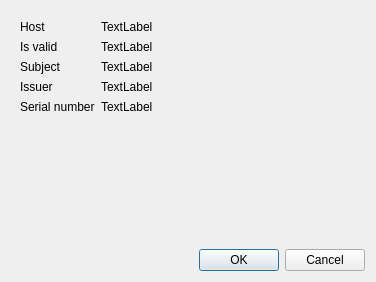
Before: the Qt Designer form src/libkommitwidgets/dialogs/certificateinfodialog.ui in KDE/kommit, drawn with Qt 5.
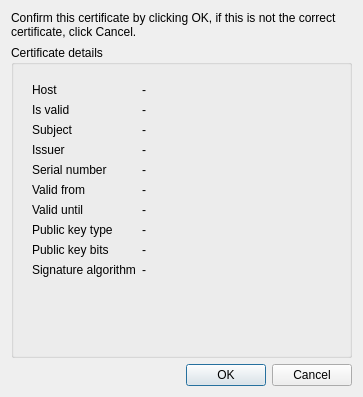
After: the same form once the commit is applied. Icons and pictures are not drawn.

The edit to the form file:
```diff
--- a/src/libkommitwidgets/dialogs/certificateinfodialog.ui
+++ b/src/libkommitwidgets/dialogs/certificateinfodialog.ui
@@ -6,12 +6,31 @@
    <rect>
     <x>0</x>
     <y>0</y>
-    <width>376</width>
-    <height>282</height>
+    <width>363</width>
+    <height>397</height>
    </rect>
   </property>
   <property name="windowTitle">
-   <string>Dialog</string>
+   <string>Confirm certificate</string>
+  </property>
+  <property name="windowIcon">
+   <iconset theme="kommit"/>
+  </property>
+  <layout class="QVBoxLayout" name="verticalLayout_2">
+   <item>
+    <widget class="QLabel" name="label_21">
+     <property name="text">
+      <string>Confirm this certificate by clicking OK, if this is not the correct certificate, click Cancel.</string>
+     </property>
+     <property name="wordWrap">
+      <bool>true</bool>
+     </property>
+    </widget>
+   </item>
+   <item>
+    <widget class="QGroupBox" name="groupBox">
+     <property name="title">
+      <string>Certificate details</string>
   </property>
   <layout class="QVBoxLayout" name="verticalLayout">
    <item>
@@ -28,7 +47,13 @@
        <item row="0" column="1">
         <widget class="QLabel" name="labelHost">
          <property name="text">
-          <string>TextLabel</string>
+             <string>-</string>
+            </property>
+            <property name="wordWrap">
+             <bool>true</bool>
+            </property>
+            <property name="textInteractionFlags">
+             <set>Qt::TextInteractionFlag::LinksAccessibleByMouse|Qt::TextInteractionFlag::TextSelectableByMouse</set>
          </property>
         </widget>
        </item>
@@ -42,7 +67,13 @@
        <item row="1" column="1">
         <widget class="QLabel" name="labelIsValid">
          <property name="text">
-          <string>TextLabel</string>
+             <string>-</string>
+            </property>
+            <property name="wordWrap">
+             <bool>true</bool>
+            </property>
+            <property name="textInteractionFlags">
+             <set>Qt::TextInteractionFlag::LinksAccessibleByMouse|Qt::TextInteractionFlag::TextSelectableByMouse</set>
          </property>
         </widget>
        </item>
@@ -56,7 +87,13 @@
        <item row="2" column="1">
         <widget class="QLabel" name="labelSubject">
          <property name="text">
-          <string>TextLabel</string>
+             <string>-</string>
+            </property>
+            <property name="wordWrap">
+             <bool>true</bool>
+            </property>
+            <property name="textInteractionFlags">
+             <set>Qt::TextInteractionFlag::LinksAccessibleByMouse|Qt::TextInteractionFlag::TextSelectableByMouse</set>
          </property>
         </widget>
        </item>
@@ -70,7 +107,13 @@
        <item row="3" column="1">
         <widget class="QLabel" name="labelIssuer">
          <property name="text">
-          <string>TextLabel</string>
+             <string>-</string>
+            </property>
+            <property name="wordWrap">
+             <bool>true</bool>
+            </property>
+            <property name="textInteractionFlags">
+             <set>Qt::TextInteractionFlag::LinksAccessibleByMouse|Qt::TextInteractionFlag::TextSelectableByMouse</set>
          </property>
         </widget>
        </item>
@@ -84,7 +127,113 @@
        <item row="4" column="1">
         <widget class="QLabel" name="labelSerialNumber">
          <property name="text">
-          <string>TextLabel</string>
+             <string>-</string>
+            </property>
+            <property name="wordWrap">
+             <bool>true</bool>
+            </property>
+            <property name="textInteractionFlags">
+             <set>Qt::TextInteractionFlag::LinksAccessibleByMouse|Qt::TextInteractionFlag::TextSelectableByMouse</set>
+            </property>
+           </widget>
+          </item>
+          <item row="5" column="0">
+           <widget class="QLabel" name="label_4">
+            <property name="text">
+             <string>Valid from</string>
+            </property>
+           </widget>
+          </item>
+          <item row="5" column="1">
+           <widget class="QLabel" name="labelValidFrom">
+            <property name="text">
+             <string>-</string>
+            </property>
+            <property name="wordWrap">
+             <bool>true</bool>
+            </property>
+            <property name="textInteractionFlags">
+             <set>Qt::TextInteractionFlag::LinksAccessibleByMouse|Qt::TextInteractionFlag::TextSelectableByMouse</set>
+            </property>
+           </widget>
+          </item>
+          <item row="6" column="0">
+           <widget class="QLabel" name="label_5">
+            <property name="text">
+             <string>Valid until</string>
+            </property>
+           </widget>
+          </item>
+          <item row="6" column="1">
+           <widget class="QLabel" name="labelValidUntil">
+            <property name="text">
+             <string>-</string>
+            </property>
+            <property name="wordWrap">
+             <bool>true</bool>
+            </property>
+            <property name="textInteractionFlags">
+             <set>Qt::TextInteractionFlag::LinksAccessibleByMouse|Qt::TextInteractionFlag::TextSelectableByMouse</set>
+            </property>
+           </widget>
+          </item>
+          <item row="7" column="0">
+           <widget class="QLabel" name="label_6">
+            <property name="text">
+             <string>Public key type</string>
+            </property>
+           </widget>
+          </item>
+          <item row="7" column="1">
+           <widget class="QLabel" name="labelPublicKeyType">
+            <property name="text">
+             <string>-</string>
+            </property>
+            <property name="wordWrap">
+             <bool>true</bool>
+            </property>
+            <property name="textInteractionFlags">
+             <set>Qt::TextInteractionFlag::LinksAccessibleByMouse|Qt::TextInteractionFlag::TextSelectableByMouse</set>
+            </property>
+           </widget>
+          </item>
+          <item row="8" column="0">
+           <widget class="QLabel" name="label_7">
+            <property name="text">
+             <string>Public key bits</string>
+            </property>
+           </widget>
+          </item>
+          <item row="8" column="1">
+           <widget class="QLabel" name="labelPublicKeyBits">
+            <property name="text">
+             <string>-</string>
+            </property>
+            <property name="wordWrap">
+             <bool>true</bool>
+            </property>
+            <property name="textInteractionFlags">
+             <set>Qt::TextInteractionFlag::LinksAccessibleByMouse|Qt::TextInteractionFlag::TextSelectableByMouse</set>
+            </property>
+           </widget>
+          </item>
+          <item row="9" column="0">
+           <widget class="QLabel" name="label_10">
+            <property name="text">
+             <string>Signature algorithm</string>
+            </property>
+           </widget>
+          </item>
+          <item row="9" column="1">
+           <widget class="QLabel" name="labelSignatureAlgorithm">
+            <property name="text">
+             <string>-</string>
+            </property>
+            <property name="wordWrap">
+             <bool>true</bool>
+            </property>
+            <property name="textInteractionFlags">
+             <set>Qt::TextInteractionFlag::LinksAccessibleByMouse|Qt::TextInteractionFlag::TextSelectableByMouse</set>
          </property>
         </widget>
        </item>
@@ -93,6 +242,9 @@
      <widget class="QWidget" name="page_2"/>
     </widget>
    </item>
+     </layout>
+    </widget>
+   </item>
    <item>
     <widget class="QDialogButtonBox" name="buttonBox">
      <property name="orientation">
```
Left out of the diff: 12 changed lines with no effect on the pictures. Lines whose indentation alone changed are shown as unchanged.
